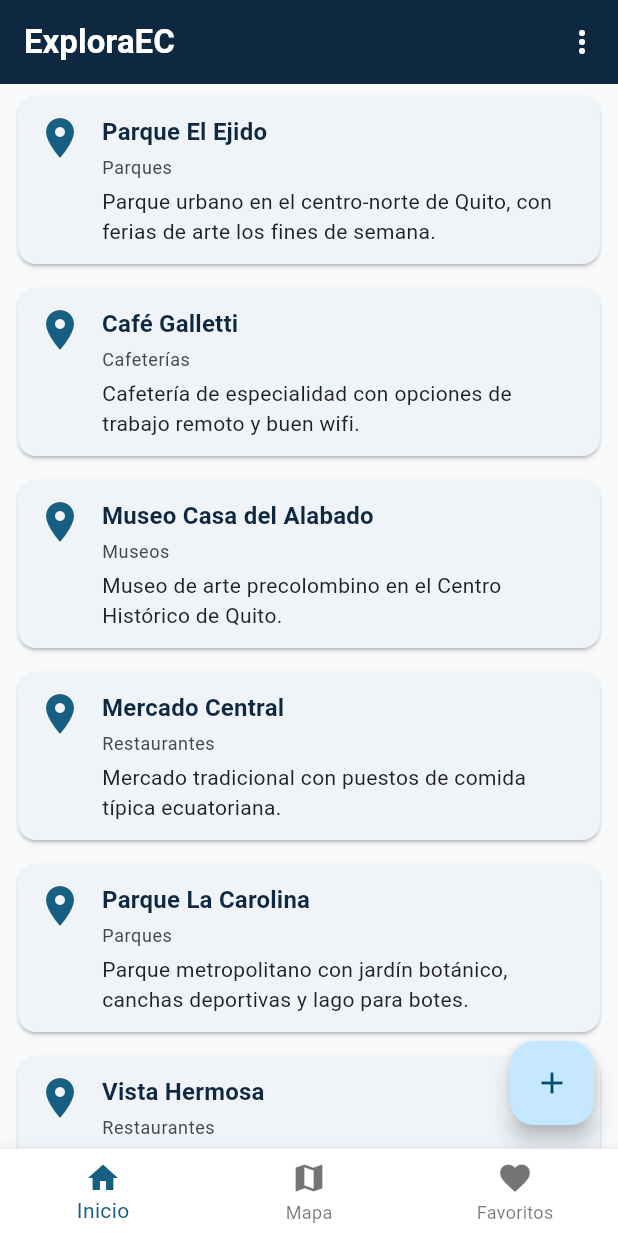
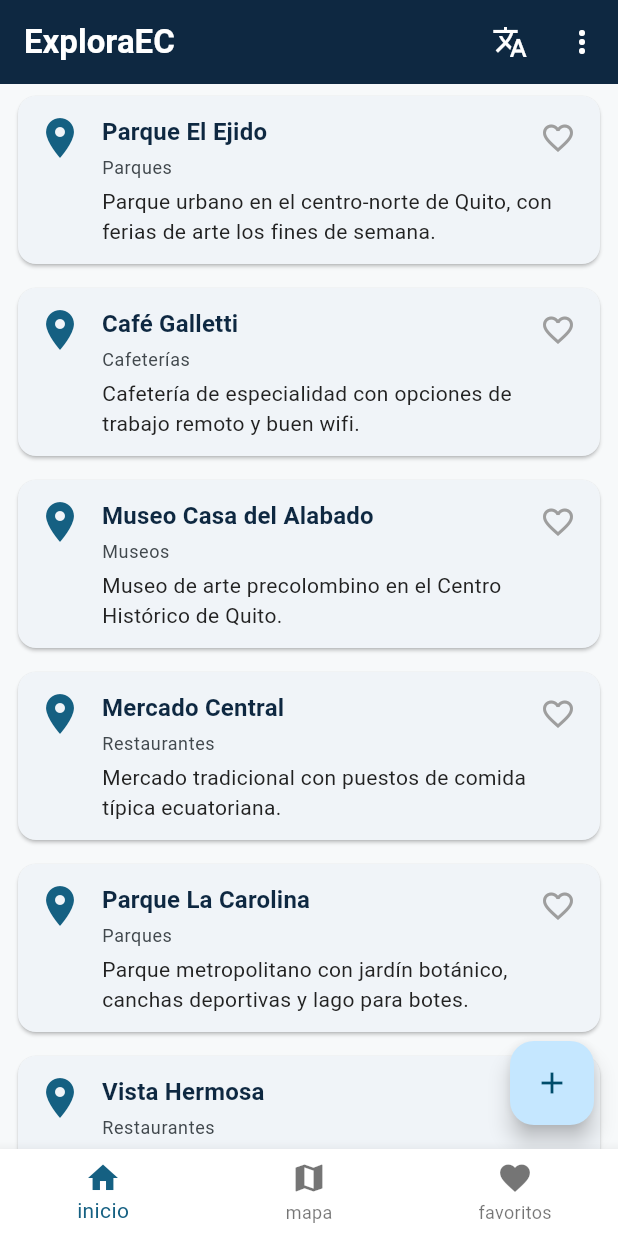
Before and after one commit to sasm2m/miproyflutter, a Flutter app: the screen it shows after launch, on a phone screen of 412 x 824 dp. Run offline on Flutter 3.47's test engine with Material 3 defaults, Android fonts, the phone set to English and light mode, and no system bars; our stand-ins replace get.

Commit message:
Sesion 4: GetX, 0bx

```diff
--- /dev/null
+++ b/lib/bindings/places_binding.dart
@@ -0,0 +1,16 @@
+import 'package:get/get.dart';
+
+import '../controllers/places_controller.dart';
+
+/// Registra las dependencias que la app necesita desde el arranque —
+/// Sesión 4. Con un solo controller por ahora alcanza un binding simple;
+/// si una sesión futura agrega otro controller (por ejemplo, autenticación
+/// en la Sesión 8), puede sumarse aquí mismo o en un binding propio por
+/// pantalla, según convenga en ese momento — no se anticipa esa estructura
+/// hoy sin necesitarla todavía.
+class PlacesBinding extends Bindings {
+  @override
+  void dependencies() {
+    Get.put(PlacesController());
+  }
+}
--- /dev/null
+++ b/lib/i18n/app_translations.dart
@@ -0,0 +1,45 @@
+import 'package:get/get.dart';
+
+/// Textos de la app en cada idioma — Paso 6B (opcional) de la Sesión 4.
+/// La clave (`'inicio'`) se busca con `'inicio'.tr` en el idioma activo de
+/// `Get.locale`; si una clave no existe en ese idioma, GetX usa
+/// `fallbackLocale` y, si tampoco está, muestra la clave tal cual. Las
+/// claves de `agregar_lugar` a `lugar_agregado_msg` no se usan todavía: son
+/// para el mini-reto del Paso 6B (traducir la pantalla Agregar lugar).
+class AppTranslations extends Translations {
+  @override
+  Map<String, Map<String, String>> get keys => {
+        'es_EC': {
+          'inicio': 'Inicio',
+          'mapa': 'Mapa',
+          'favoritos': 'Favoritos',
+          'idioma': 'Cambiar idioma',
+          'sim_normal': 'Simular: normal',
+          'sim_vacio': 'Simular: vacío',
+          'sim_error': 'Simular: error',
+          'agregar_lugar': 'Agregar lugar',
+          'nombre_lugar': 'Nombre del lugar',
+          'categoria': 'Categoría',
+          'descripcion': 'Descripción',
+          'guardar': 'Guardar',
+          'lugar_agregado': 'Lugar agregado',
+          'lugar_agregado_msg': 'Ya aparece en Inicio',
+        },
+        'en_US': {
+          'inicio': 'Home',
+          'mapa': 'Map',
+          'favoritos': 'Favorites',
+          'idioma': 'Change language',
+          'sim_normal': 'Simulate: normal',
+          'sim_vacio': 'Simulate: empty',
+          'sim_error': 'Simulate: error',
+          'agregar_lugar': 'Add place',
+          'nombre_lugar': 'Place name',
+          'categoria': 'Category',
+          'descripcion': 'Description',
+          'guardar': 'Save',
+          'lugar_agregado': 'Place added',
+          'lugar_agregado_msg': 'It now shows up on Home',
+        },
+      };
+}
--- a/lib/main.dart
+++ b/lib/main.dart
@@ -1,4 +1,10 @@
 import 'package:flutter/material.dart';
+import 'package:get/get.dart';
+
+import 'bindings/places_binding.dart';
+// TODO(sesion-04): OPCIONAL — descomenta la línea de abajo (Paso 6B — idioma). No borres nada.
+// Por qué: el diccionario de textos vive en su propio archivo; sin este import, `AppTranslations` no existe aquí.
+// import 'i18n/app_translations.dart';
 import 'screens/home_screen.dart';
 import 'screens/map_placeholder_screen.dart';
 import 'screens/favorites_placeholder_screen.dart';
@@ -8,26 +14,29 @@
   runApp(const ExploraEcApp());
 }
 
+/// `MaterialApp` → `GetMaterialApp` — Sesión 4. Sigue siendo Material por
+/// debajo (mismo `theme`, mismos widgets); `GetMaterialApp` agrega encima
+/// la navegación de GetX (`Get.to`, usada desde esta sesión en `PlaceCard`
+/// y `AddPlaceScreen`) y `initialBinding`, que registra `PlacesController`
+/// una sola vez, antes de que cualquier pantalla lo necesite.
 class ExploraEcApp extends StatelessWidget {
   const ExploraEcApp({super.key});
 
   @override
   Widget build(BuildContext context) {
-    return MaterialApp(
+    return GetMaterialApp(
       title: 'ExploraEC',
-      // TODO(sesion-03): borra la línea de abajo y descomenta el bloque completo. (Paso 1 — aplicar el tema)
-      // Por qué: ThemeData(useMaterial3: true) es el tema genérico de
-      // Flutter — AppTheme.theme aplica la paleta de colores, tipografía
-      // y espaciado propios de ExploraEC en toda la app de una sola vez,
-      // sin tener que repetir estilos pantalla por pantalla.
-      //theme: ThemeData(useMaterial3: true),
       theme: AppTheme.theme,
-      // TODO(sesion-03): OPCIONAL — descomenta las dos líneas de abajo (Paso 6 — modo oscuro). No borres nada.
-      // Por qué: darkTheme le da a MaterialApp una segunda paleta, y
-      // ThemeMode.system elige entre las dos según la preferencia del
-      // dispositivo (Ajustes → Pantalla → Tema oscuro), sin código extra.
       darkTheme: AppTheme.darkTheme,
       themeMode: ThemeMode.system,
+      // TODO(sesion-04): OPCIONAL — descomenta las tres líneas de abajo (Paso 6B — idioma). No borres nada.
+      // Por qué: `translations` le da a GetX el diccionario de textos,
+      // `locale` elige el idioma con el que arranca y `fallbackLocale` el
+      // que se usa si falta una clave. Con esto, `'clave'.tr` ya funciona.
+      //translations: AppTranslations(),
+      //locale: const Locale('es', 'EC'),
+      //fallbackLocale: const Locale('es', 'EC'),
+      initialBinding: PlacesBinding(),
       home: const RootShell(),
     );
   }
@@ -55,10 +64,19 @@
       bottomNavigationBar: BottomNavigationBar(
         currentIndex: _indiceActual,
         onTap: (i) => setState(() => _indiceActual = i),
-        items: const [
-          BottomNavigationBarItem(icon: Icon(Icons.home), label: 'Inicio'),
-          BottomNavigationBarItem(icon: Icon(Icons.map), label: 'Mapa'),
-          BottomNavigationBarItem(icon: Icon(Icons.favorite), label: 'Favoritos'),
+        // TODO(sesion-04): OPCIONAL — borra el bloque `items: const [...]` de abajo y descomenta el bloque completo. (Paso 6B — idioma)
+        // Por qué: `.tr` no es una constante (depende del idioma activo), por
+        // eso el `const` desaparece de la lista y de cada ícono que sigue
+        // siéndolo. Los textos fijos de abajo nunca cambiarían de idioma.
+        //items: const [
+        // BottomNavigationBarItem(icon: Icon(Icons.home), label: 'Inicio'),
+        // BottomNavigationBarItem(icon: Icon(Icons.map), label: 'Mapa'),
+        // BottomNavigationBarItem(icon: Icon(Icons.favorite), label: 'Favoritos'),
+        //],
+        items: [
+         BottomNavigationBarItem(icon: const Icon(Icons.home), label: 'inicio'.tr),
+         BottomNavigationBarItem(icon: const Icon(Icons.map), label: 'mapa'.tr),
+        BottomNavigationBarItem(icon: const Icon(Icons.favorite), label: 'favoritos'.tr),
         ],
       ),
     );
--- a/lib/screens/home_screen.dart
+++ b/lib/screens/home_screen.dart
@@ -1,42 +1,24 @@
 import 'package:flutter/material.dart';
+import 'package:get/get.dart';
+
+import '../controllers/places_controller.dart';
 import '../models/place.dart';
-import '../widgets/place_card.dart';
-import '../widgets/loading_view.dart';
+import '../theme/app_theme.dart';
 import '../widgets/empty_view.dart';
 import '../widgets/error_view.dart';
-import '../theme/app_theme.dart';
+import '../widgets/loading_view.dart';
+import '../widgets/place_card.dart';
 import 'add_place_screen.dart';
 
-/// Pantalla de Inicio: lista de lugares — Sesión 2 (datos de ejemplo).
-/// Desde la Sesión 3, la carga pasa por una función simulada con estados
-/// loading/vacío/error y un layout responsivo. Desde la Sesión 6, esta
-/// misma pantalla consume la Overpass API real, sin cambiar su estructura.
-class HomeScreen extends StatefulWidget {
+/// Pantalla de Inicio: lista de lugares — Sesión 2. Desde la Sesión 4 ya
+/// no mantiene su propio `Future`/`setState`: `GetView<PlacesController>`
+/// da acceso directo al controller ya registrado por `PlacesBinding`
+/// (equivalente a `Get.find<PlacesController>()`, pero sin repetirlo en
+/// cada método), y `Obx` reconstruye la pantalla sola cuando el controller
+/// cambia. Las próximas pantallas (Mapa en la Sesión 5, Favoritos en la
+/// Sesión 7) leen del mismo controller.
+class HomeScreen extends GetView<PlacesController> {
   const HomeScreen({super.key});
-
-  @override
-  State<HomeScreen> createState() => _HomeScreenState();
-}
-
-class _HomeScreenState extends State<HomeScreen> {
-  late Future<List<Place>> _futuroLugares;
-  bool _modoDebugError = false;
-  bool _modoDebugVacio = false;
-
-  @override
-  void initState() {
-    super.initState();
-    _cargar();
-  }
-
-  /// Dispara (o vuelve a disparar) la carga. [_modoDebugError]/[_modoDebugVacio]
-  /// son solo un recurso de esta práctica, para demostrar los 3 estados sin
-  /// depender de una red real — no existen en la versión final de la app.
-  void _cargar() {
-    setState(() {
-      _futuroLugares = fetchLugaresSimulado(forzarError: _modoDebugError, forzarVacio: _modoDebugVacio);
-    });
-  }
 
   @override
   Widget build(BuildContext context) {
@@ -44,65 +26,65 @@
       appBar: AppBar(
         title: const Text('ExploraEC'),
         actions: [
+          // TODO(sesion-04): OPCIONAL — descomenta el bloque de abajo (Paso 6B — idioma). No borres nada.
+          // Por qué: `Get.updateLocale` cambia el idioma activo y reconstruye
+          // la app entera sin `setState` ni `context`: es estado global, igual
+          // que `PlacesController`, pero manejado por el propio GetX.
+          IconButton(
+            icon: const Icon(Icons.translate),
+            tooltip: 'idioma'.tr,
+            onPressed: () {
+              final esEspanol = Get.locale?.languageCode == 'es';
+              Get.updateLocale(esEspanol ? const Locale('en', 'US') : const Locale('es', 'EC'));
+            },
+          ),
           PopupMenuButton<String>(
             tooltip: 'Simular estado (solo práctica)',
-            onSelected: (valor) {
-              _modoDebugError = valor == 'error';
-              _modoDebugVacio = valor == 'vacio';
-              _cargar();
-            },
-            itemBuilder: (context) => const [
-              PopupMenuItem(value: 'normal', child: Text('Simular: normal')),
-              PopupMenuItem(value: 'vacio', child: Text('Simular: vacío')),
-              PopupMenuItem(value: 'error', child: Text('Simular: error')),
+            onSelected: controller.simular,
+            // TODO(sesion-04): OPCIONAL — borra el bloque `itemBuilder` de abajo y descomenta el bloque completo. (Paso 6B — idioma)
+            // Por qué: igual que en la barra inferior, el texto pasa a
+            // `.tr` y la lista deja de ser `const`.
+            //itemBuilder: (context) => const [
+            //  PopupMenuItem(value: 'normal', child: Text('Simular: normal')),
+            //  PopupMenuItem(value: 'vacio', child: Text('Simular: vacío')),
+            //  PopupMenuItem(value: 'error', child: Text('Simular: error')),
+            //],
+            itemBuilder: (context) => [
+              PopupMenuItem(value: 'normal', child: Text('sim_normal'.tr)),
+              PopupMenuItem(value: 'vacio', child: Text('sim_vacio'.tr)),
+              PopupMenuItem(value: 'error', child: Text('sim_error'.tr)),
             ],
           ),
         ],
       ),
-      // TODO(sesion-03): borra la línea de abajo y descomenta el bloque completo. (Paso 3 — estados loading/vacío/error)
-      // Por qué: el Center fijo de abajo no distingue entre "cargando",
-      // "vacío" y "falló" — el FutureBuilder real inspecciona el estado
-      // del snapshot y dibuja LoadingView/ErrorView/EmptyView según
-      // corresponda, para que la pantalla nunca quede en blanco.
-      //body: const Center(child: Text('Cargando lugares...')),
-      body: FutureBuilder<List<Place>>(
-        future: _futuroLugares,
-        builder: (context, snapshot) {
-          if (snapshot.connectionState == ConnectionState.waiting) {
-            return const LoadingView(mensaje: 'Buscando lugares cercanos...');
-          }
-          if (snapshot.hasError) {
-            return ErrorView(mensaje: '${snapshot.error}', onReintentar: _cargar);
-          }
-          final lugares = snapshot.data ?? [];
-          if (lugares.isEmpty) {
-            return const EmptyView(mensaje: 'Todavía no hay lugares guardados');
-          }
-          return _buildLista(lugares);
-        },
-      ),
+      // TODO(sesion-04): borra la línea de abajo y descomenta el bloque completo. (Paso 3 — reactividad con Obx)
+      // Por qué: el texto fijo de abajo nunca cambia porque nada lo
+      // observa — Obx reconstruye automáticamente su contenido cada vez
+      // que una variable Rx que lee (controller.estado, controller.lugares)
+      // cambia, sin necesitar setState ni StatefulWidget en esta pantalla.
+      //body: const Center(child: Text('Pendiente de conectar con Obx')),
+      body: Obx(() {
+        if (controller.estado.value == EstadoCarga.cargando) {
+          return const LoadingView(mensaje: 'Buscando lugares cercanos...');
+        }
+        if (controller.estado.value == EstadoCarga.error) {
+          return ErrorView(
+            mensaje: controller.mensajeError.value,
+            onReintentar: controller.cargarLugares,
+          );
+        }
+        if (controller.lugares.isEmpty) {
+          return const EmptyView(mensaje: 'Todavía no hay lugares guardados');
+        }
+        return _buildLista(controller.lugares);
+      }),
       floatingActionButton: FloatingActionButton(
-        onPressed: () async {
-          await Navigator.push(
-            context,
-            MaterialPageRoute(builder: (context) => const AddPlaceScreen()),
-          );
-          _cargar();
-        },
+        onPressed: () => Get.to(() => const AddPlaceScreen()),
         child: const Icon(Icons.add),
       ),
     );
   }
 
-  // TODO(sesion-03): borra la línea de abajo y descomenta el bloque completo. (Paso 4 — layout responsivo)
-  // Por qué: el ListView.builder de abajo es siempre una sola columna,
-  // sin importar el ancho de pantalla — la versión real usa
-  // LayoutBuilder para leer el ancho disponible y elegir ListView
-  // (teléfono angosto) o GridView de 2-3 columnas (pantalla ancha).
-  //Widget _buildLista(List<Place> lugares) => ListView.builder(
-  //      itemCount: lugares.length,
-  //      itemBuilder: (context, index) => PlaceCard(place: lugares[index]),
-  //    );
   Widget _buildLista(List<Place> lugares) {
     return LayoutBuilder(
       builder: (context, constraints) {
--- a/lib/theme/app_theme.dart
+++ b/lib/theme/app_theme.dart
@@ -74,7 +74,7 @@
         elevation: 0,
       ),
       cardTheme: CardThemeData(
-        elevation: 20,
+        elevation: 1,
         shape: RoundedRectangleBorder(borderRadius: BorderRadius.circular(12)),
       ),
       elevatedButtonTheme: ElevatedButtonThemeData(
--- a/lib/widgets/place_card.dart
+++ b/lib/widgets/place_card.dart
@@ -1,34 +1,33 @@
 import 'package:flutter/material.dart';
+import 'package:get/get.dart';
+
+import '../controllers/places_controller.dart';
 import '../models/place.dart';
 import '../screens/detail_screen.dart';
 import '../theme/app_theme.dart';
 
 /// Tarjeta reutilizable que representa un [Place] en cualquier lista de
 /// la app (Inicio, resultados de categoría, etc.) — Sesión 2.
-/// Accesibilidad y colores de marca aplicados en la Sesión 3.
+/// Accesibilidad y colores de marca aplicados en la Sesión 3. Navegación
+/// con GetX (`Get.to`) desde la Sesión 4, en vez de `Navigator.push` +
+/// `MaterialPageRoute` — Flutter sigue usando `Navigator` por debajo,
+/// `Get.to` solo evita repetir `MaterialPageRoute(builder: ...)` en cada
+/// lugar que navega, y no pide `context` para hacerlo. El corazón de
+/// favorito (Paso 6 opcional de la Sesión 4) lee `PlacesController` con
+/// `Get.find` y se repinta solo con `Obx`.
 class PlaceCard extends StatelessWidget {
   final Place place;
   const PlaceCard({super.key, required this.place});
 
   @override
   Widget build(BuildContext context) {
+    final controller = Get.find<PlacesController>();
     return Card(
       margin: const EdgeInsets.symmetric(horizontal: AppSpacing.md, vertical: AppSpacing.sm),
-      child: InkWell(
-        onTap: () => Navigator.push(
-          context,
-          MaterialPageRoute(builder: (context) => DetailScreen(place: place)),
-        ),
-        // TODO(sesion-03): borra la línea de abajo y descomenta el bloque completo. (Paso 5 — accesibilidad)
-        // Por qué: sin Semantics, un lector de pantalla solo anuncia los
-        // textos sueltos de la tarjeta, sin contexto — el label/hint de
-        // abajo describe la tarjeta completa como un solo elemento
-        // interactivo, con instrucción de qué hace al tocarla.
-        // excludeSemantics: true evita que el lector de pantalla, además del
-        // label de abajo, vuelva a leer el nombre/categoría/descripción de
-        // _buildContenido() por separado — sin esa línea se anuncian los dos
-        // a la vez, uno detrás del otro.
-        //child: _buildContenido(context),
+      child: Stack(
+        children: [
+          InkWell(
+            onTap: () => Get.to(() => DetailScreen(place: place)),
             child: Semantics(
               label: '${place.nombre}, categoría ${place.categoria}',
               hint: 'Toca dos veces para ver el detalle',
@@ -36,6 +35,22 @@
               excludeSemantics: true,
               child: _buildContenido(context),
             ),
+          ),
+          Positioned(
+            right: AppSpacing.xs,
+            top: AppSpacing.xs,
+            child: Obx(
+              () => IconButton(
+                icon: Icon(
+                  controller.esFavorito(place) ? Icons.favorite : Icons.favorite_border,
+                  color: controller.esFavorito(place) ? Colors.red : Colors.grey,
+                ),
+                tooltip: controller.esFavorito(place) ? 'Quitar de favoritos' : 'Agregar a favoritos',
+                onPressed: () => controller.alternarFavorito(place),
+              ),
+            ),
+          ),
+        ],
       ),
     );
   }
@@ -53,10 +68,13 @@
             child: Column(
               crossAxisAlignment: CrossAxisAlignment.start,
               children: [
-                Text(
+                Padding(
+                  padding: const EdgeInsets.only(right: 40),
+                  child: Text(
                     place.nombre,
                     style: estilos.titleMedium,
                     overflow: TextOverflow.ellipsis,
+                  ),
                 ),
                 const SizedBox(height: AppSpacing.xs),
                 Text(place.categoria, style: estilos.bodySmall?.copyWith(color: Theme.of(context).colorScheme.onSurfaceVariant)),
--- a/pubspec.yaml
+++ b/pubspec.yaml
@@ -10,6 +10,7 @@
   flutter:
     sdk: flutter
   cupertino_icons: ^1.0.8
+  get: ^4.6.6
 
 dev_dependencies:
   flutter_test:
```
Also changed, not shown: lib/controllers/places_controller.dart (added, +99 -0 lines), lib/models/place.dart (+0 -9 lines), lib/screens/add_place_screen.dart (+11 -4 lines), lib/screens/favorites_placeholder_screen.dart (+14 -5 lines), pubspec.lock, 1 other file. Lines whose indentation alone changed are shown as unchanged.
